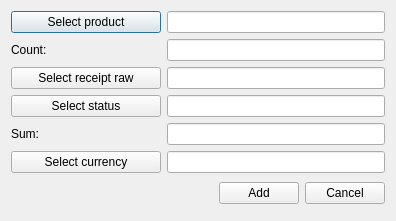
Qt form OrmasAdmin/OrmasAdmin/CreateRcpRListDlg.ui (Dalerjon/TheOrmasProejct) before a commit.
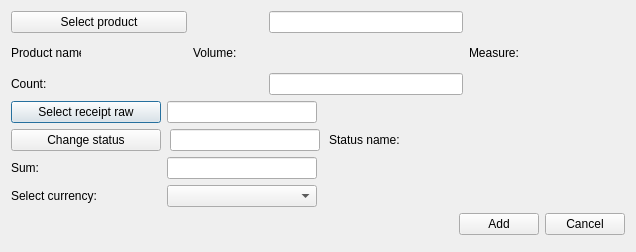
The same form after that commit.

The edit to the form file:
```diff
--- a/OrmasAdmin/OrmasAdmin/CreateRcpRListDlg.ui
+++ b/OrmasAdmin/OrmasAdmin/CreateRcpRListDlg.ui
@@ -6,8 +6,8 @@
    <rect>
     <x>0</x>
     <y>0</y>
-    <width>396</width>
-    <height>221</height>
+    <width>636</width>
+    <height>252</height>
    </rect>
   </property>
   <property name="windowTitle">
@@ -33,33 +33,334 @@
     <number>17</number>
    </property>
    <item row="1" column="0">
-    <widget class="QLabel" name="countLb">
+    <widget class="QLabel" name="prodNameLb">
      <property name="minimumSize">
       <size>
-       <width>150</width>
+       <width>70</width>
        <height>0</height>
       </size>
      </property>
+     <property name="maximumSize">
+      <size>
+       <width>70</width>
+       <height>16777215</height>
+      </size>
+     </property>
      <property name="text">
-      <string>Count:</string>
+      <string>Product name:</string>
      </property>
     </widget>
    </item>
-   <item row="0" column="1">
-    <widget class="QLineEdit" name="productEdit">
-     <property name="readOnly">
-      <bool>true</bool>
+   <item row="1" column="2">
+    <widget class="QLabel" name="volumeLb">
+     <property name="minimumSize">
+      <size>
+       <width>70</width>
+       <height>0</height>
+      </size>
      </property>
+     <property name="maximumSize">
+      <size>
+       <width>70</width>
+       <height>16777215</height>
+      </size>
+     </property>
+     <property name="text">
+      <string>Volume:</string>
+     </property>
     </widget>
    </item>
-   <item row="0" column="0">
-    <widget class="QPushButton" name="productBtn">
+   <item row="1" column="4">
+    <widget class="QLabel" name="measureLb">
      <property name="text">
-      <string>Select product</string>
+      <string>Measure:</string>
      </property>
     </widget>
    </item>
-   <item row="3" column="0" colspan="2">
+   <item row="1" column="3">
+    <widget class="QLabel" name="volumePh">
+     <property name="minimumSize">
+      <size>
+       <width>100</width>
+       <height>0</height>
+      </size>
+     </property>
+     <property name="font">
+      <font>
+       <family>Times New Roman</family>
+       <pointsize>12</pointsize>
+       <weight>75</weight>
+       <italic>true</italic>
+       <bold>true</bold>
+      </font>
+     </property>
+     <property name="text">
+      <string/>
+     </property>
+    </widget>
+   </item>
+   <item row="1" column="1">
+    <widget class="QLabel" name="prodNamePh">
+     <property name="minimumSize">
+      <size>
+       <width>100</width>
+       <height>0</height>
+      </size>
+     </property>
+     <property name="font">
+      <font>
+       <family>Times New Roman</family>
+       <pointsize>12</pointsize>
+       <weight>75</weight>
+       <italic>true</italic>
+       <bold>true</bold>
+      </font>
+     </property>
+     <property name="text">
+      <string/>
+     </property>
+    </widget>
+   </item>
+   <item row="1" column="5">
+    <widget class="QLabel" name="measurePh">
+     <property name="minimumSize">
+      <size>
+       <width>100</width>
+       <height>0</height>
+      </size>
+     </property>
+     <property name="font">
+      <font>
+       <family>Times New Roman</family>
+       <pointsize>12</pointsize>
+       <weight>75</weight>
+       <italic>true</italic>
+       <bold>true</bold>
+      </font>
+     </property>
+     <property name="text">
+      <string/>
+     </property>
+    </widget>
+   </item>
+   <item row="3" column="0" colspan="6">
+    <widget class="QWidget" name="editSectionWgt" native="true">
+     <layout class="QGridLayout" name="gridLayout_3">
+      <property name="leftMargin">
+       <number>0</number>
+      </property>
+      <property name="topMargin">
+       <number>0</number>
+      </property>
+      <property name="rightMargin">
+       <number>0</number>
+      </property>
+      <property name="bottomMargin">
+       <number>0</number>
+      </property>
+      <item row="3" column="1">
+       <widget class="QComboBox" name="currencyCmb">
+        <property name="maximumSize">
+         <size>
+          <width>150</width>
+          <height>16777215</height>
+         </size>
+        </property>
+       </widget>
+      </item>
+      <item row="0" column="1">
+       <widget class="QLineEdit" name="receiptRawEdit">
+        <property name="maximumSize">
+         <size>
+          <width>150</width>
+          <height>16777215</height>
+         </size>
+        </property>
+        <property name="text">
+         <string/>
+        </property>
+        <property name="readOnly">
+         <bool>true</bool>
+        </property>
+       </widget>
+      </item>
+      <item row="0" column="0">
+       <widget class="QPushButton" name="receiptRawBtn">
+        <property name="minimumSize">
+         <size>
+          <width>150</width>
+          <height>0</height>
+         </size>
+        </property>
+        <property name="maximumSize">
+         <size>
+          <width>150</width>
+          <height>16777215</height>
+         </size>
+        </property>
+        <property name="text">
+         <string>Select receipt raw</string>
+        </property>
+       </widget>
+      </item>
+      <item row="2" column="0">
+       <widget class="QLabel" name="sumLb">
+        <property name="minimumSize">
+         <size>
+          <width>150</width>
+          <height>0</height>
+         </size>
+        </property>
+        <property name="text">
+         <string>Sum:</string>
+        </property>
+       </widget>
+      </item>
+      <item row="2" column="1">
+       <widget class="QLineEdit" name="sumEdit">
+        <property name="maximumSize">
+         <size>
+          <width>150</width>
+          <height>16777215</height>
+         </size>
+        </property>
+        <property name="toolTip">
+         <string>&lt;html&gt;&lt;head/&gt;&lt;body&gt;&lt;p&gt;For example: 300 (pedends on currency, in that case 300 USD)&lt;/p&gt;&lt;/body&gt;&lt;/html&gt;</string>
+        </property>
+       </widget>
+      </item>
+      <item row="3" column="0">
+       <widget class="QLabel" name="currencyLb">
+        <property name="text">
+         <string>Select currency:</string>
+        </property>
+       </widget>
+      </item>
+      <item row="2" column="2">
+       <spacer name="horizontalSpacer_2">
+        <property name="orientation">
+         <enum>Qt::Horizontal</enum>
+        </property>
+        <property name="sizeHint" stdset="0">
+         <size>
+          <width>40</width>
+          <height>20</height>
+         </size>
+        </property>
+       </spacer>
+      </item>
+      <item row="0" column="2">
+       <spacer name="horizontalSpacer_3">
+        <property name="orientation">
+         <enum>Qt::Horizontal</enum>
+        </property>
+        <property name="sizeHint" stdset="0">
+         <size>
+          <width>40</width>
+          <height>20</height>
+         </size>
+        </property>
+       </spacer>
+      </item>
+      <item row="3" column="2">
+       <spacer name="horizontalSpacer_4">
+        <property name="orientation">
+         <enum>Qt::Horizontal</enum>
+        </property>
+        <property name="sizeHint" stdset="0">
+         <size>
+          <width>40</width>
+          <height>20</height>
+         </size>
+        </property>
+       </spacer>
+      </item>
+      <item row="1" column="0" colspan="3">
+       <widget class="QWidget" name="statusWidget" native="true">
+        <layout class="QHBoxLayout" name="horizontalLayout_3">
+         <property name="spacing">
+          <number>9</number>
+         </property>
+         <property name="leftMargin">
+          <number>0</number>
+         </property>
+         <property name="topMargin">
+          <number>0</number>
+         </property>
+         <property name="rightMargin">
+          <number>0</number>
+         </property>
+         <property name="bottomMargin">
+          <number>0</number>
+         </property>
+         <item>
+          <widget class="QPushButton" name="statusBtn">
+           <property name="sizePolicy">
+            <sizepolicy hsizetype="Fixed" vsizetype="Fixed">
+             <horstretch>0</horstretch>
+             <verstretch>0</verstretch>
+            </sizepolicy>
+           </property>
+           <property name="minimumSize">
+            <size>
+             <width>150</width>
+             <height>0</height>
+            </size>
+           </property>
+           <property name="text">
+            <string>Change status</string>
+           </property>
+          </widget>
+         </item>
+         <item>
+          <widget class="QLineEdit" name="statusEdit">
+           <property name="maximumSize">
+            <size>
+             <width>150</width>
+             <height>16777215</height>
+            </size>
+           </property>
+           <property name="readOnly">
+            <bool>true</bool>
+           </property>
+          </widget>
+         </item>
+         <item>
+          <widget class="QLabel" name="statusLb">
+           <property name="text">
+            <string>Status name:</string>
+           </property>
+          </widget>
+         </item>
+         <item>
+          <widget class="QLabel" name="statusPh">
+           <property name="minimumSize">
+            <size>
+             <width>120</width>
+             <height>0</height>
+            </size>
+           </property>
+           <property name="font">
+            <font>
+             <family>Times New Roman</family>
+             <pointsize>12</pointsize>
+             <weight>75</weight>
+             <italic>true</italic>
+             <bold>true</bold>
+            </font>
+           </property>
+           <property name="text">
+            <string/>
+           </property>
+          </widget>
+         </item>
+        </layout>
+       </widget>
+      </item>
+     </layout>
+    </widget>
+   </item>
+   <item row="4" column="0" colspan="6">
     <layout class="QHBoxLayout" name="horizontalLayout">
      <item>
       <spacer name="horizontalSpacer">
@@ -90,100 +391,38 @@
      </item>
     </layout>
    </item>
-   <item row="1" column="1">
+   <item row="0" column="3">
+    <widget class="QLineEdit" name="productEdit">
+     <property name="readOnly">
+      <bool>true</bool>
+     </property>
+    </widget>
+   </item>
+   <item row="2" column="3">
     <widget class="QLineEdit" name="countEdit">
      <property name="toolTip">
       <string>&lt;html&gt;&lt;head/&gt;&lt;body&gt;&lt;p&gt;For example: 100&lt;/p&gt;&lt;/body&gt;&lt;/html&gt;</string>
      </property>
     </widget>
    </item>
+   <item row="0" column="0" colspan="2">
+    <widget class="QPushButton" name="productBtn">
+     <property name="text">
+      <string>Select product</string>
+     </property>
+    </widget>
+   </item>
    <item row="2" column="0" colspan="2">
-    <widget class="QWidget" name="editSectionWgt" native="true">
-     <layout class="QGridLayout" name="gridLayout_3">
-      <property name="leftMargin">
-       <number>0</number>
-      </property>
-      <property name="topMargin">
-       <number>0</number>
-      </property>
-      <property name="rightMargin">
-       <number>0</number>
-      </property>
-      <property name="bottomMargin">
-       <number>0</number>
-      </property>
-      <item row="2" column="0">
-       <widget class="QLabel" name="sumLb">
-        <property name="minimumSize">
-         <size>
-          <width>150</width>
-          <height>0</height>
-         </size>
-        </property>
-        <property name="text">
-         <string>Sum:</string>
-        </property>
-       </widget>
-      </item>
-      <item row="2" column="1">
-       <widget class="QLineEdit" name="sumEdit">
-        <property name="toolTip">
-         <string>&lt;html&gt;&lt;head/&gt;&lt;body&gt;&lt;p&gt;For example: 300 (pedends on currency, in that case 300 USD)&lt;/p&gt;&lt;/body&gt;&lt;/html&gt;</string>
-        </property>
-       </widget>
-      </item>
-      <item row="1" column="0">
-       <widget class="QPushButton" name="statusBtn">
-        <property name="text">
-         <string>Select status</string>
-        </property>
-       </widget>
-      </item>
-      <item row="0" column="0">
-       <widget class="QPushButton" name="receiptRawBtn">
-        <property name="minimumSize">
-         <size>
-          <width>150</width>
-          <height>0</height>
-         </size>
-        </property>
-        <property name="text">
-         <string>Select receipt raw</string>
-        </property>
-       </widget>
-      </item>
-      <item row="1" column="1">
-       <widget class="QLineEdit" name="statusEdit">
-        <property name="readOnly">
-         <bool>true</bool>
-        </property>
-       </widget>
-      </item>
-      <item row="0" column="1">
-       <widget class="QLineEdit" name="receiptRawEdit">
-        <property name="text">
-         <string/>
-        </property>
-        <property name="readOnly">
-         <bool>true</bool>
-        </property>
-       </widget>
-      </item>
-      <item row="3" column="0">
-       <widget class="QPushButton" name="currencyBtn">
-        <property name="text">
-         <string>Select currency</string>
-        </property>
-       </widget>
-      </item>
-      <item row="3" column="1">
-       <widget class="QLineEdit" name="currencyEdit">
-        <property name="readOnly">
-         <bool>true</bool>
-        </property>
-       </widget>
-      </item>
-     </layout>
+    <widget class="QLabel" name="countLb">
+     <property name="minimumSize">
+      <size>
+       <width>150</width>
+       <height>0</height>
+      </size>
+     </property>
+     <property name="text">
+      <string>Count:</string>
+     </property>
     </widget>
    </item>
   </layout>
```
Left out of the diff: 6 changed lines with no effect on the pictures.
